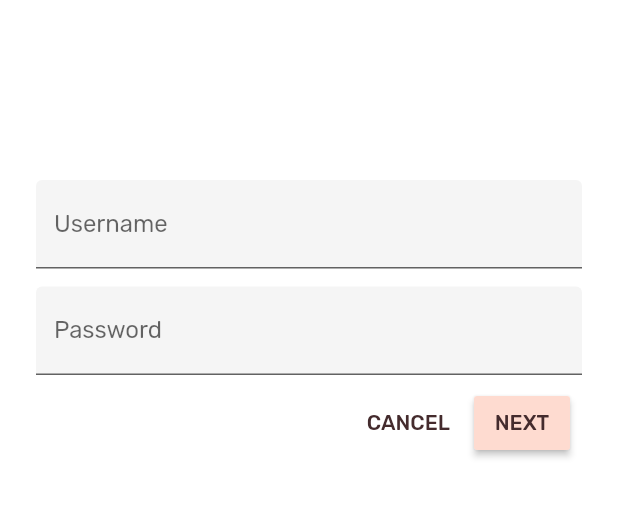
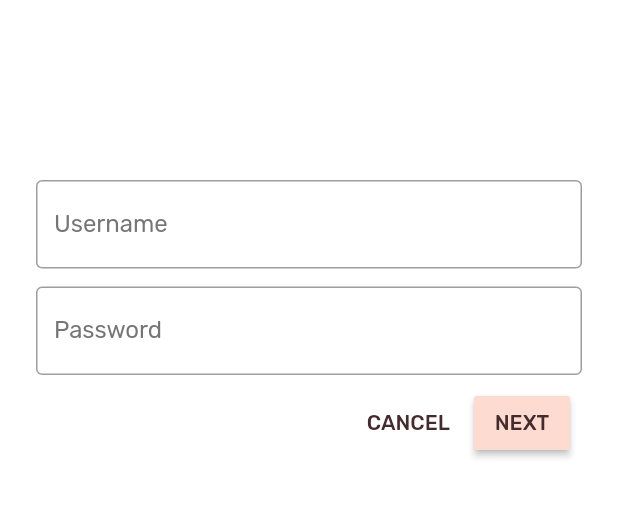
Before and after one commit to LeeMH/flutter-study, a Flutter app: the screen it shows after launch, on a phone screen of 412 x 824 dp, the part 237-755 px from its top. Run offline on Flutter 3.47's test engine with Material 2 defaults, Android fonts, the phone set to English and light mode, and no system bars; our stand-ins replace carousel_slider, flutter_linkify.

Commit message:
텍스트 필드 스타일적용 및 focus 상태에 대한 처리 추가

```diff
--- a/codelab_mdc/lib/login.dart
+++ b/codelab_mdc/lib/login.dart
@@ -8,6 +8,25 @@ class LoginPage extends StatefulWidget {
 class _LoginPageState extends State<LoginPage> {
   final _usernameController = TextEditingController();
   final _passwordController = TextEditingController();
+  final _unfocusedColor = Colors.grey[600];
+  final _usernameFocusNode = FocusNode();
+  final _passwordFocusNode = FocusNode();
+
+  @override
+  void initState() {
+    super.initState();
+    _usernameFocusNode.addListener(() {
+      setState(() {
+        //Redraw so that the username label reflects the focus state
+      });
+    });
+
+    _passwordFocusNode.addListener(() {
+      setState(() {
+        //Redraw so that the password label reflects the focus state
+      });
+    });
+  }
 
   @override
   Widget build(BuildContext context) {
@@ -28,24 +47,31 @@ class _LoginPageState extends State<LoginPage> {
               ],
             ),
             SizedBox(height: 120.0),
-            // TODO: Wrap Username with AccentColorOverride (103)
-            // TODO: Remove filled: true values (103)
-            // TODO: Wrap Password with AccentColorOverride (103)
             TextField(
               controller: _usernameController,
               decoration: InputDecoration(
-                filled: true,
+                //filled: true,
                 labelText: 'Username',
+                labelStyle: TextStyle(
+                    color: _usernameFocusNode.hasFocus
+                        ? Theme.of(context).accentColor
+                        : _unfocusedColor),
               ),
+              focusNode: _usernameFocusNode,
             ),
             SizedBox(height: 12.0),
             TextField(
               controller: _passwordController,
               decoration: InputDecoration(
-                filled: true,
+                //filled: true,
                 labelText: 'Password',
+                labelStyle: TextStyle(
+                    color: _passwordFocusNode.hasFocus
+                        ? Theme.of(context).accentColor
+                        : _unfocusedColor),
               ),
               obscureText: true,
+              focusNode: _passwordFocusNode,
             ),
             ButtonBar(
               children: <Widget>[
```
Also changed, not shown: codelab_mdc/lib/app.dart (+9 -0 lines).
